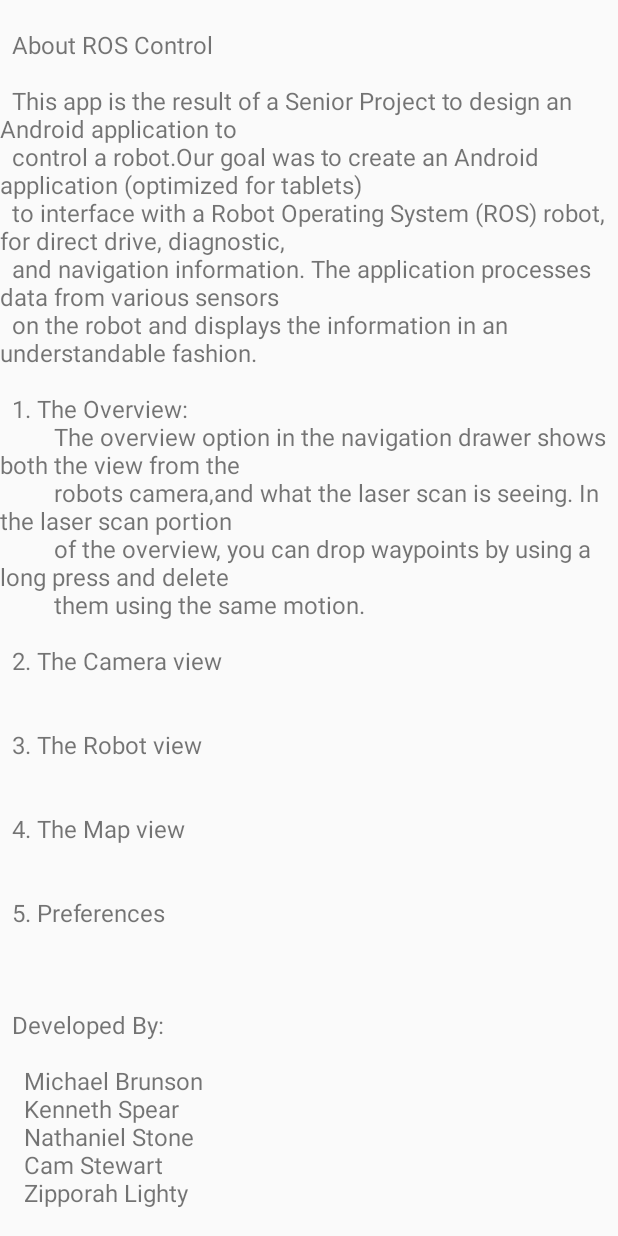
After one commit to mtbii/RobotCA, an Android app: the fragment AboutFragment shown on its own in the app's theme, on a phone screen of 412 x 824 dp. The commit adds this screen. Run offline under Robolectric (Android 15) with nearby library versions, the phone set to English and light mode, and no system bars; libraries missing offline, so code that uses them is left out: com.github.amlcurran.showcaseview; pictures from the network do not load.

Commit message:
Added an About option to the Navigation drawer like I suggested the other day. Feel free to edit what it says as you see fit.

```diff
--- /dev/null
+++ b/src/android_foo/control_app/src/main/java/com/robotca/ControlApp/Fragments/AboutFragment.java
@@ -0,0 +1,65 @@
+package com.robotca.ControlApp.Fragments;
+
+import android.app.Fragment;
+import java.io.ByteArrayOutputStream;
+import java.io.IOException;
+import java.io.InputStream;
+
+import android.app.Activity;
+import android.os.Bundle;
+import android.view.LayoutInflater;
+import android.view.View;
+import android.view.ViewGroup;
+import android.widget.TextView;
+
+import com.robotca.ControlApp.R;
+
+/**
+ * Created by Kenneth Spear on 3/15/16.
+ */
+public class AboutFragment extends Fragment {
+
+    public AboutFragment() {
+
+    }
+
+    /**
+     * Called when the activity is  created.
+     */
+    @Override
+    public View onCreateView(LayoutInflater inflater, ViewGroup container, Bundle savedInstanceState) {
+
+        View view = inflater.inflate(R.layout.fragment_about, null);
+
+        TextView aboutTxt = (TextView) view.findViewById(R.id.abouttxt);
+        aboutTxt.setText(readTxt());
+
+        return view;
+
+
+}
+
+    private String readTxt() {
+
+        InputStream inputStream = getResources().openRawResource(R.raw.about);
+
+        ByteArrayOutputStream byteArrayOutputStream = new ByteArrayOutputStream();
+
+        int i;
+        try {
+            i = inputStream.read();
+            while (i != -1) {
+                byteArrayOutputStream.write(i);
+                i = inputStream.read();
+            }
+            inputStream.close();
+        }
+        catch (IOException e) {
+
+            e.printStackTrace();
+        }
+
+        return byteArrayOutputStream.toString();
+
+    }
+}
--- /dev/null
+++ b/src/android_foo/control_app/src/main/res/layout/fragment_about.xml
@@ -0,0 +1,22 @@
+<?xml version="1.0" encoding="utf-8"?>
+<LinearLayout xmlns:android="http://schemas.android.com/apk/res/android"
+    android:orientation="vertical"
+    android:layout_width="match_parent"
+    android:layout_height="match_parent"
+    android:id="@+id/about_fragment">
+
+
+    <ScrollView
+        android:layout_width="fill_parent"
+        android:layout_height="wrap_content">
+
+
+    <TextView
+        android:id="@+id/abouttxt"
+        android:layout_width="fill_parent"
+        android:layout_height="wrap_content"
+        android:textSize="16dp"
+        />
+    </ScrollView>
+
+</LinearLayout>
--- a/src/android_foo/control_app/src/main/res/values/strings.xml
+++ b/src/android_foo/control_app/src/main/res/values/strings.xml
@@ -46,6 +46,7 @@
         <item>Robot</item>
         <item>Map</item>
         <item>Preferences</item>
+        <item>About</item>
     </string-array>
     <string name="drawer_open">Open Menu</string>
     <string name="drawer_close">Close Menu</string>
```
Also changed, not shown: src/android_foo/control_app/src/main/java/com/robotca/ControlApp/ControlApp.java (+26 -7 lines), src/android_foo/control_app/src/main/res/raw/about.txt (added, +35 -0 lines), src/android_foo/control_app/src/main/res/drawable-hdpi/ic_info_outline_black_24dp.png (added), src/android_foo/control_app/src/main/res/drawable-mdpi/ic_info_outline_black_24dp.png (added), src/android_foo/control_app/src/main/res/drawable-xhdpi/ic_info_outline_black_24dp.png (added), src/android_foo/control_app/src/main/res/drawable-xxhdpi/ic_info_outline_black_24dp.png (added), src/android_foo/control_app/src/main/res/drawable-xxxhdpi/ic_info_outline_black_24dp.png (added).
